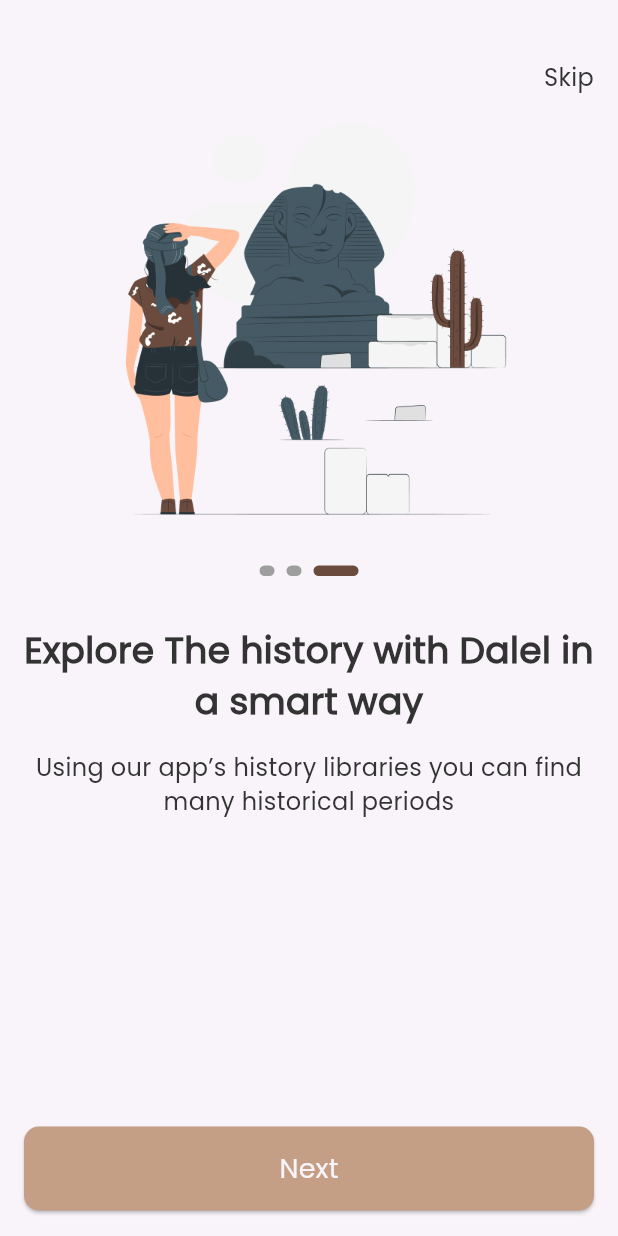
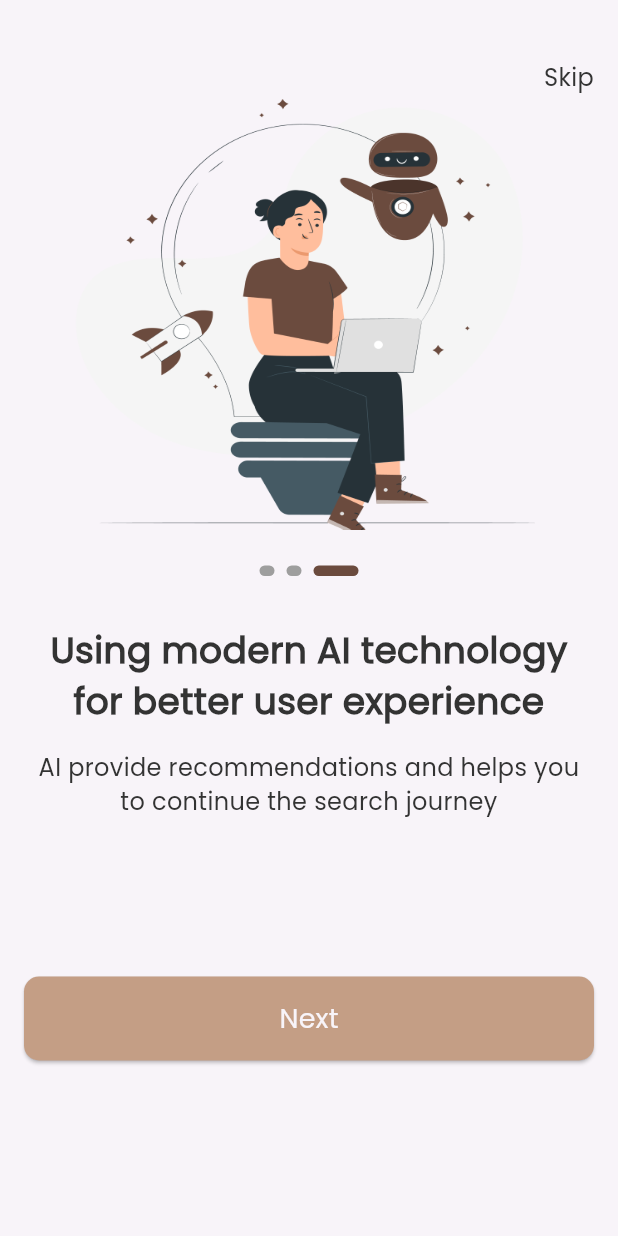
Before and after one commit to QusailahJalal/dalel, a Flutter app: the screen it shows after launch, swiped to page 3, on a phone screen of 412 x 824 dp. Run offline on Flutter 3.47's test engine with Material 3 defaults, Android fonts, the phone set to English and light mode, and no system bars; drawn by our look-alikes of smooth_page_indicator; our stand-ins replace device_preview, go_router.

Commit message:
create onBoarding model

```diff
--- /dev/null
+++ b/lib/features/on_boarding/data/models/on_boarding_model.dart
@@ -0,0 +1,31 @@
+// ignore_for_file: public_member_api_docs, sort_constructors_first
+import 'package:dalel_app/core/utils/app_assets.dart';
+
+class OnBoardingModel {
+  final String imagePath;
+  final String title;
+  final String subTitle;
+  OnBoardingModel({
+    required this.imagePath,
+    required this.title,
+    required this.subTitle,
+  });
+}
+
+List<OnBoardingModel> onBoardingData = [
+  OnBoardingModel(
+    imagePath: Assets.assetsImagesOnBoarding1,
+    title: 'Explore The history with Dalel in a smart way',
+    subTitle: 'Using our app’s history libraries you can find many historical periods',
+  ),
+  OnBoardingModel(
+    imagePath: Assets.assetsImagesOnBoarding2,
+    title: 'From every place on earth',
+    subTitle: 'A big variety of ancient places from all over the world',
+  ),
+  OnBoardingModel(
+    imagePath: Assets.assetsImagesOnBoarding,
+    title: 'Using modern AI technology for better user experience',
+    subTitle: 'AI provide recommendations and helps you to continue the search journey',
+  ),
+];
--- a/lib/features/on_boarding/presentation/views/on_boarding_view.dart
+++ b/lib/features/on_boarding/presentation/views/on_boarding_view.dart
@@ -14,19 +14,23 @@ class OnBoardingView extends StatelessWidget {
         child: Scaffold(
       body: Padding(
         padding: const EdgeInsets.symmetric(horizontal: 16),
-        child: Column(
+        child: ListView(
+          physics: const BouncingScrollPhysics(),
           children: [
             const SizedBox(
               height: 40,
             ),
             const CustomNavBar(),
             OnBoardingWidgetBody(),
+            const SizedBox(
+              height: 88,
+            ),
             const CustomBtn(
               text: AppStrings.next,
             ),
-            const SizedBox(
-              height: 17,
-            ),
+            // const SizedBox(
+            //   height: 17,
+            // ),
           ],
         ),
       ),
--- a/lib/features/on_boarding/presentation/widgets/custom_smooth_page_indicator.dart
+++ b/lib/features/on_boarding/presentation/widgets/custom_smooth_page_indicator.dart
@@ -9,7 +9,8 @@ class CustomSmoothPageIndicator extends StatelessWidget {
 
   @override
   Widget build(BuildContext context) {
-    return SmoothPageIndicator(
+    return Center(
+      child: SmoothPageIndicator(
         controller: controller,
         count: 03,
         effect: ExpandingDotsEffect(
@@ -17,6 +18,7 @@ class CustomSmoothPageIndicator extends StatelessWidget {
           dotHeight: 7,
           dotWidth: 10,
         ),
+      ),
     );
   }
 }
--- a/lib/features/on_boarding/presentation/widgets/on_boarding_widget_body.dart
+++ b/lib/features/on_boarding/presentation/widgets/on_boarding_widget_body.dart
@@ -1,4 +1,5 @@
 import 'package:dalel_app/core/utils/app_assets.dart';
+import 'package:dalel_app/features/on_boarding/data/models/on_boarding_model.dart';
 import 'package:dalel_app/features/on_boarding/presentation/widgets/custom_smooth_page_indicator.dart';
 import 'package:flutter/material.dart';
 import '../../../../core/utils/app_text_styles.dart';
@@ -9,18 +10,20 @@ class OnBoardingWidgetBody extends StatelessWidget {
 
   @override
   Widget build(BuildContext context) {
-    return Expanded(
+    return SizedBox(
+      height: 500,
       child: PageView.builder(
         controller: _controller,
-        itemCount: 3,
-        itemBuilder: (context, index) => Column(
+        itemCount: onBoardingData.length,
+        itemBuilder: (context, index) => ListView(
+          physics: const BouncingScrollPhysics(),
           children: [
             Container(
               width: 343,
               height: 290,
-              decoration: const BoxDecoration(
+              decoration: BoxDecoration(
                 image: DecorationImage(
-                    image: AssetImage(Assets.assetsImagesOnBoarding1),
+                    image: AssetImage(onBoardingData[index].imagePath),
                     fit: BoxFit.fill),
               ),
             ),
@@ -32,7 +35,7 @@ class OnBoardingWidgetBody extends StatelessWidget {
               height: 32,
             ),
             Text(
-              'Explore The history with Dalel in a smart way',
+              onBoardingData[index].title,
               style: CustomTextStyles.poppins500Style24.copyWith(
                 fontWeight: FontWeight.bold,
               ),
@@ -42,9 +45,10 @@ class OnBoardingWidgetBody extends StatelessWidget {
               height: 16,
             ),
             Text(
-              'Using our app’s history libraries you can find many historical periods ',
+              onBoardingData[index].subTitle,
               style: CustomTextStyles.poppins300Style16,
               textAlign: TextAlign.center,
+              maxLines: 2,
             ),
           ],
         ),
--- a/lib/main.dart
+++ b/lib/main.dart
@@ -4,14 +4,14 @@ import 'package:flutter/foundation.dart';
 import 'package:flutter/material.dart';
 import 'package:device_preview/device_preview.dart';
 
-// void main() => runApp(
-//   DevicePreview(
-//     enabled: !kReleaseMode,
-//     builder: (context) => Dalel(), // Wrap your app
-//   ),
-// );
+void main() => runApp(
+  DevicePreview(
+    enabled: !kReleaseMode,
+    builder: (context) => Dalel(), // Wrap your app
+  ),
+);
 
-void main() => runApp(Dalel());
+// void main() => runApp(Dalel());
 
 class Dalel extends StatelessWidget {
   const Dalel({super.key});
```
Lines whose indentation alone changed are shown as unchanged.
